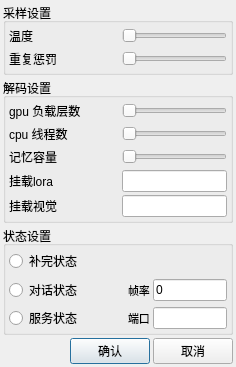
Old version of the form src/widget/settings_dialog.ui in the repository ylsdamxssjxxdd/eva.
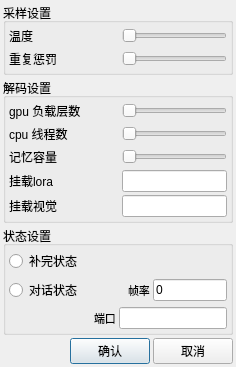
New version of the form.

What changed in the file:
```diff
--- a/src/widget/settings_dialog.ui
+++ b/src/widget/settings_dialog.ui
@@ -488,30 +488,7 @@
         <property name="spacing">
          <number>3</number>
         </property>
-        <item>
-         <widget class="QRadioButton" name="web_btn">
-          <property name="minimumSize">
-           <size>
-            <width>110</width>
-            <height>20</height>
-           </size>
-          </property>
-          <property name="maximumSize">
-           <size>
-            <width>110</width>
-            <height>16777215</height>
-           </size>
-          </property>
-          <property name="font">
-           <font>
-            <pointsize>9</pointsize>
-           </font>
-          </property>
-          <property name="text">
-           <string>服务状态</string>
-          </property>
-         </widget>
-        </item>
+        <!-- web_btn removed: 服务状态模式已移除 -->
         <item>
          <spacer name="horizontalSpacer_2">
           <property name="orientation">
```
